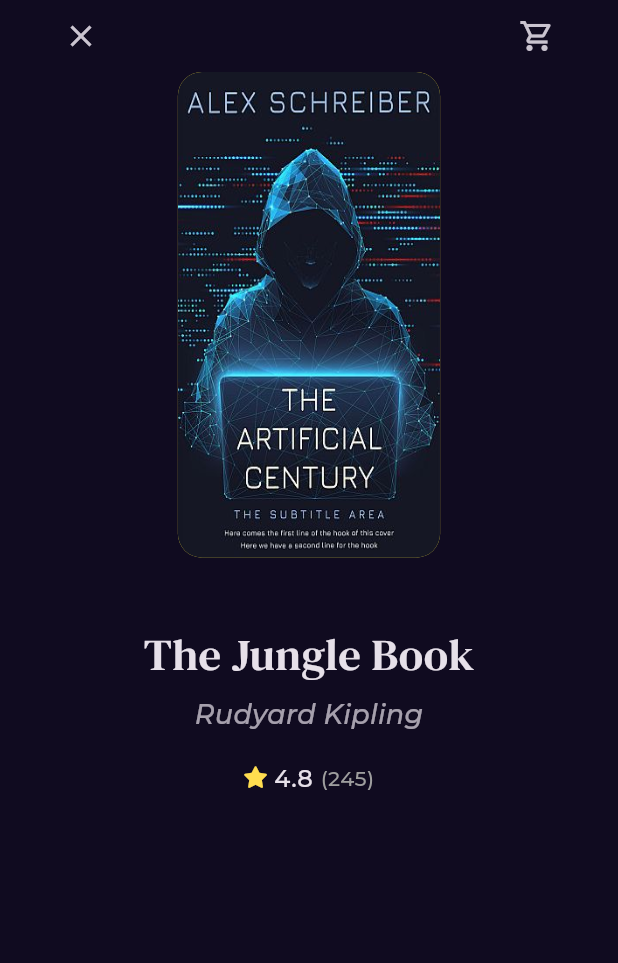
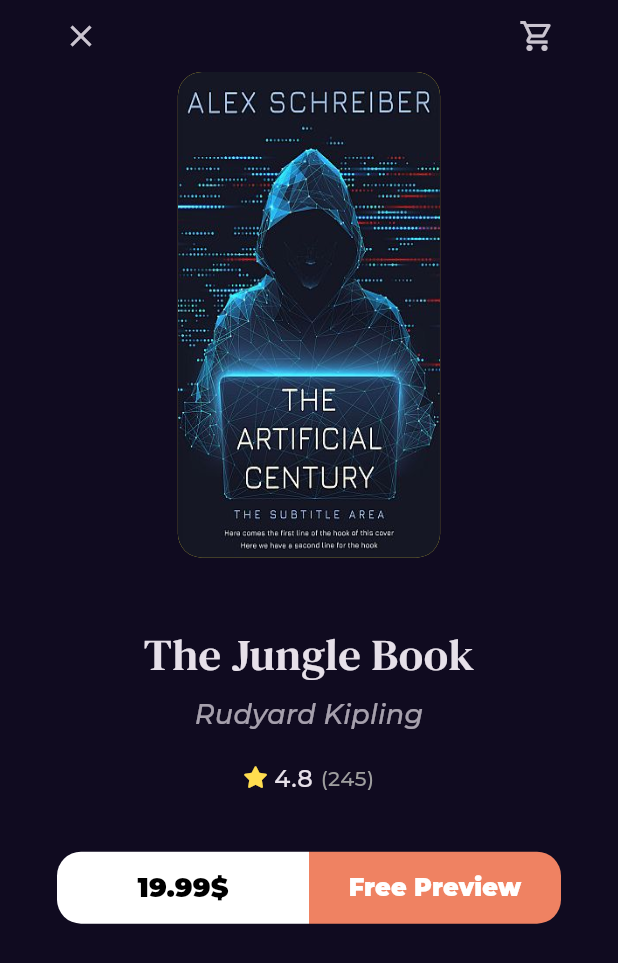
Before and after one commit to OmarAlbaz-flutter/bookly, a Flutter app: the BookDetailsView screen opened by its route, on a phone screen of 412 x 824 dp. Shown: the top 963 px of the screen. Run offline on Flutter 3.47's test engine with Material 3 defaults, Android fonts, the phone set to English and light mode, and no system bars; our stand-ins replace font_awesome_flutter, go_router, google_fonts.

Commit message:
create books action

```diff
--- /dev/null
+++ b/lib/core/widgets/custom_button.dart
@@ -0,0 +1,40 @@
+import 'package:bookly_app/core/utils/style.dart';
+import 'package:flutter/material.dart';
+
+class CustomButton extends StatelessWidget {
+  const CustomButton(
+      {super.key,
+      required this.backgroundColor,
+      required this.textColor,
+      required this.text,
+       this.fontSize,
+      this.borderRadius});
+  final Color backgroundColor;
+  final Color textColor;
+  final String text;
+  final double? fontSize;
+  final BorderRadius? borderRadius;
+  @override
+  Widget build(BuildContext context) {
+    return SizedBox(
+      height: 48,
+      child: TextButton(
+        onPressed: () {},
+        style: TextButton.styleFrom(
+          shape: RoundedRectangleBorder(
+            borderRadius: borderRadius ?? BorderRadius.circular(16),
+          ),
+          backgroundColor: backgroundColor,
+        ),
+        child: Text(
+          text,
+          style: Styles.textStyle18.copyWith(
+            color: textColor,
+            fontWeight: FontWeight.w900,
+            fontSize: fontSize,
+          ),
+        ),
+      ),
+    );
+  }
+}
--- a/lib/features/home/presentation/views/widgets/book_details_view_body.dart
+++ b/lib/features/home/presentation/views/widgets/book_details_view_body.dart
@@ -1,5 +1,6 @@
 import 'package:bookly_app/core/utils/style.dart';
 import 'package:bookly_app/features/home/presentation/views/widgets/book_rating.dart';
+import 'package:bookly_app/features/home/presentation/views/widgets/books_action.dart';
 import 'package:bookly_app/features/home/presentation/views/widgets/custom_book_details_appbar.dart';
 import 'package:bookly_app/features/home/presentation/views/widgets/custom_book_image.dart';
 import 'package:flutter/material.dart';
@@ -44,6 +45,10 @@ class BookDetailsViewBody extends StatelessWidget {
             BookRating(
               mainAxisAlignment: MainAxisAlignment.center,
             ),
+            SizedBox(
+              height: 37,
+            ),
+            BooksAction(),
           ],
         ),
       ),
--- /dev/null
+++ b/lib/features/home/presentation/views/widgets/books_action.dart
@@ -0,0 +1,40 @@
+import 'package:bookly_app/core/widgets/custom_button.dart';
+import 'package:flutter/material.dart';
+
+class BooksAction extends StatelessWidget {
+  const BooksAction({super.key});
+
+  @override
+  Widget build(BuildContext context) {
+    return Padding(
+      padding: const EdgeInsets.symmetric(horizontal: 8),
+      child: Row(
+        children: [
+          Expanded(
+            child: CustomButton(
+              text: '19.99\$',
+              backgroundColor: Colors.white,
+              textColor: Colors.black,
+              borderRadius: BorderRadius.only(
+                topLeft: Radius.circular(16),
+                bottomLeft: Radius.circular(16),
+              ),
+            ),
+          ),
+          Expanded(
+            child: CustomButton(
+              fontSize: 16,
+              text: 'Free Preview',
+              backgroundColor: Color(0xffEF8262),
+              textColor: Colors.white,
+              borderRadius: BorderRadius.only(
+                topRight: Radius.circular(16),
+                bottomRight: Radius.circular(16),
+              ),
+            ),
+          ),
+        ],
+      ),
+    );
+  }
+}
```
